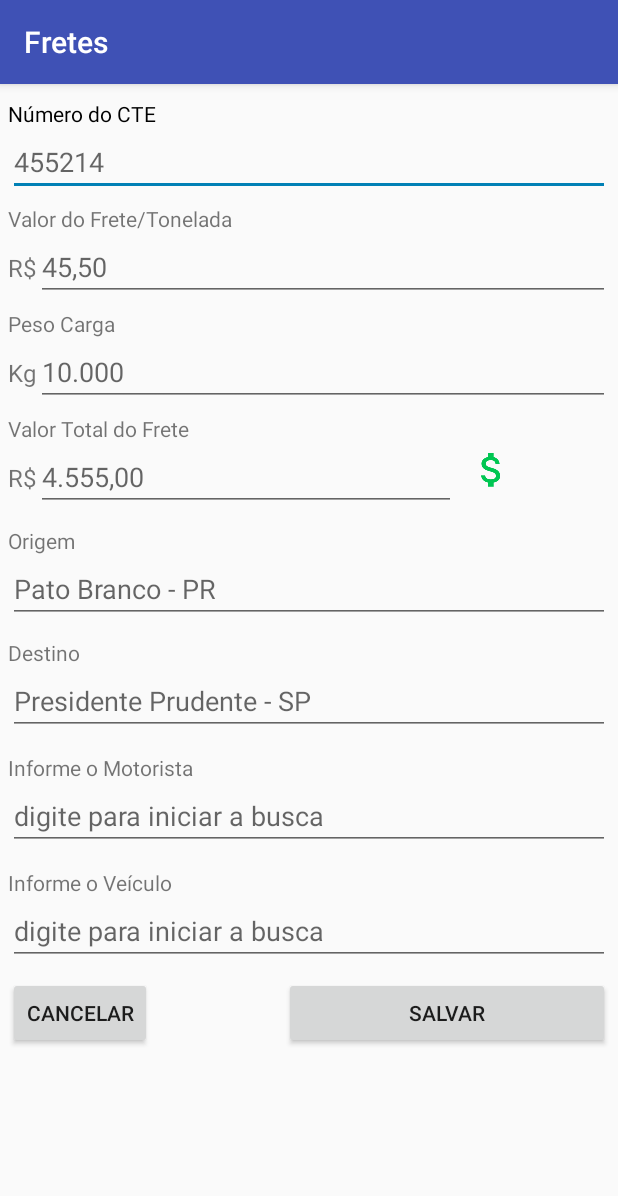
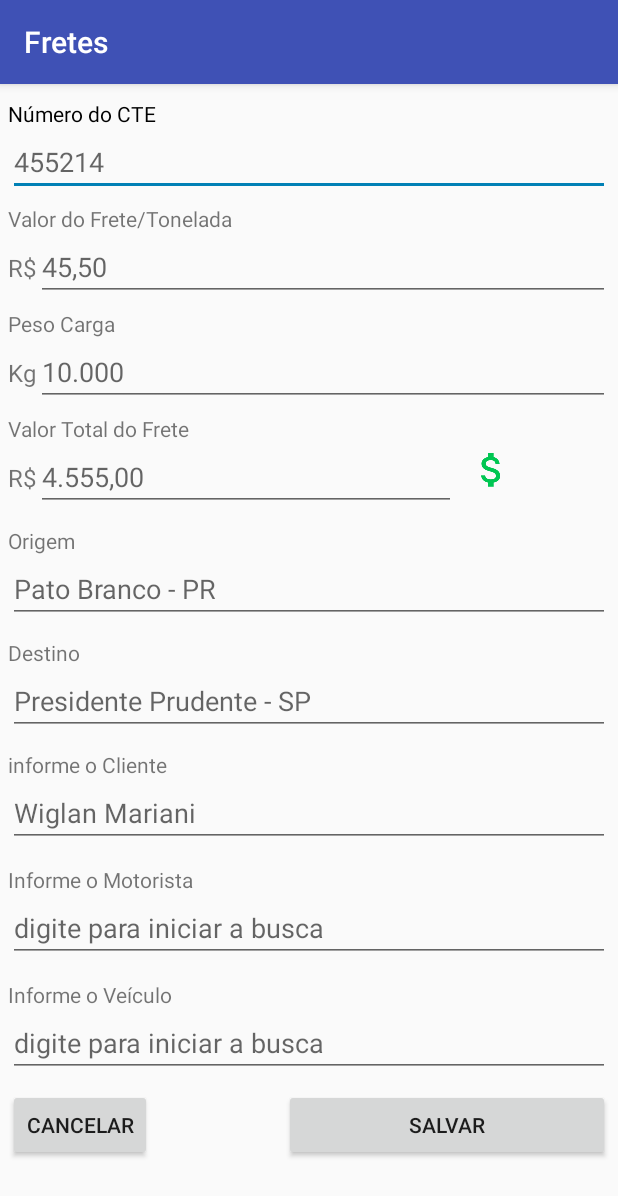
Before and after one commit to Wiglan/myFrete, an Android app: the FreteCadastrarActivity screen opened directly, with no data from a screen before it, on a phone screen of 412 x 824 dp. Shown: the top 1196 px of the screen. Run offline under Robolectric (Android 15) with nearby library versions, the phone set to English and light mode, and no system bars.

Commit message:
adicionado campo cliente

```diff
--- a/app/src/main/java/com/wfrete/wfrete2/activity/FreteCadastrarActivity.java
+++ b/app/src/main/java/com/wfrete/wfrete2/activity/FreteCadastrarActivity.java
@@ -58,6 +58,8 @@ public class FreteCadastrarActivity extends AppCompatActivity {
     EditText edtVlr_Total;
     AutoCompleteTextView acMotorista;
     AutoCompleteTextView acVeiculo;
+    EditText edtCliente;
+
 
     Button btCancelar;
     Button btSalvar;
@@ -79,6 +81,7 @@ public class FreteCadastrarActivity extends AppCompatActivity {
         edtVlr_Ton = (EditText)findViewById(R.id.edtVlr_TonFrete);
         edtPeso = (EditText)findViewById(R.id.edtPesoFrete);
         edtVlr_Total = (EditText)findViewById(R.id.edtVlr_TotalFrete);
+        edtCliente = (EditText)findViewById(R.id.edtClienteFrete);
 
         acMotorista = (AutoCompleteTextView)findViewById(R.id.acMotoristaFrete);
         acVeiculo = (AutoCompleteTextView) findViewById(R.id.acVeiculoFrete);
@@ -102,6 +105,8 @@ public class FreteCadastrarActivity extends AppCompatActivity {
             edtVlr_Ton.setText(String.valueOf(freteEditado.getVlr_ton()));
             edtPeso.setText(String.valueOf(freteEditado.getPeso()));
             edtVlr_Total.setText(String.valueOf(freteEditado.getVlr_total()));
+            edtCliente.setText(freteEditado.getCliente());
+
 
             //posicionar no motorista do frete
             String text = "";
@@ -132,6 +137,7 @@ public class FreteCadastrarActivity extends AppCompatActivity {
             edtVlr_Total.setText("");
             acVeiculo.setText("");
             acMotorista.setText("");
+            edtCliente.setText("");
 
             btExcluir.setVisibility(View.INVISIBLE);
 
@@ -220,7 +226,8 @@ public class FreteCadastrarActivity extends AppCompatActivity {
                                   data,
                                   data,
                                   getIdAutoCompleteList(acMotorista.getText().toString()),
-                                  getIdAutoCompleteList(acVeiculo.getText().toString()));
+                                  getIdAutoCompleteList(acVeiculo.getText().toString()),
+                                  edtCliente.getText().toString());
 
         }
         else {
@@ -237,7 +244,8 @@ public class FreteCadastrarActivity extends AppCompatActivity {
                     data,
                     data,
                     getIdAutoCompleteList(acMotorista.getText().toString()),
-                    getIdAutoCompleteList(acVeiculo.getText().toString()));
+                    getIdAutoCompleteList(acVeiculo.getText().toString()),
+                    edtCliente.getText().toString());
 
         }
 
@@ -266,7 +274,6 @@ public class FreteCadastrarActivity extends AppCompatActivity {
         freteEditado = null;
 
     }
-
 
     public boolean validarCamposCadastro(){
 
--- a/app/src/main/java/com/wfrete/wfrete2/adapter/FreteAdapter.java
+++ b/app/src/main/java/com/wfrete/wfrete2/adapter/FreteAdapter.java
@@ -79,7 +79,7 @@ public class FreteAdapter extends RecyclerView.Adapter<FreteHolder> {
         holder.txtOrigem.setText(fretes.get(position).getOrigem());
         holder.txtDestino.setText(fretes.get(position).getDestino());
         holder.txtVlrTotal.setText(vlrTotal);
-        holder.txtCliente.setText("Wiglan mariani");
+        holder.txtCliente.setText(fretes.get(position).getCliente());
 
         final Frete frete = fretes.get(position);
 
--- a/app/src/main/java/com/wfrete/wfrete2/bd/DatabaseHandler.java
+++ b/app/src/main/java/com/wfrete/wfrete2/bd/DatabaseHandler.java
@@ -17,7 +17,7 @@ public class DatabaseHandler extends SQLiteOpenHelper {
     private final String CREATE_TABLE_FRETES = "CREATE TABLE FRETES (ID INTEGER PRIMARY KEY AUTOINCREMENT, " +
                                               "NRO_CTE INTEGER,ORIGEM TEXT NOT NULL,DESTINO TEXT NOT NULL, " +
                                               "VLR_TON DOUBLE PRECISION, PESO DOUBLE PRECISION, VLR_TOTAL DOUBLE PRECISION, "+
-                                              "DATA_ABERTURA DATE, DATA_ENCERRAMENTO DATE, MOTORISTA_ID INTEGER, VEICULO_ID INTEGER, " +
+                                              "DATA_ABERTURA DATE, DATA_ENCERRAMENTO DATE, MOTORISTA_ID INTEGER, VEICULO_ID INTEGER, CLIENTE TEXT," +
                                               "FOREIGN KEY(MOTORISTA_ID) REFERENCES MOTORISTAS(ID),FOREIGN KEY(VEICULO_ID) REFERENCES VEICULOS(ID) )";
 
 
--- a/app/src/main/res/layout/activity_frete.xml
+++ b/app/src/main/res/layout/activity_frete.xml
@@ -156,6 +156,20 @@
             />
 
         <TextView
+            android:paddingTop="10dp"
+            android:layout_width="match_parent"
+            android:layout_height="wrap_content"
+            android:text="informe o Cliente"/>
+
+        <EditText
+            android:layout_width="match_parent"
+            android:layout_height="wrap_content"
+            android:inputType="textCapSentences|textAutoCorrect|textAutoComplete"
+            android:id="@+id/edtClienteFrete"
+            android:hint="Wiglan Mariani"
+            />
+
+        <TextView
             android:paddingTop="12dp"
             android:layout_width="match_parent"
             android:layout_height="wrap_content"
```
Also changed, not shown: app/src/main/java/com/wfrete/wfrete2/dao/FreteDAO.java (+11 -6 lines), app/src/main/java/com/wfrete/wfrete2/model/Frete.java (+13 -1 lines).
